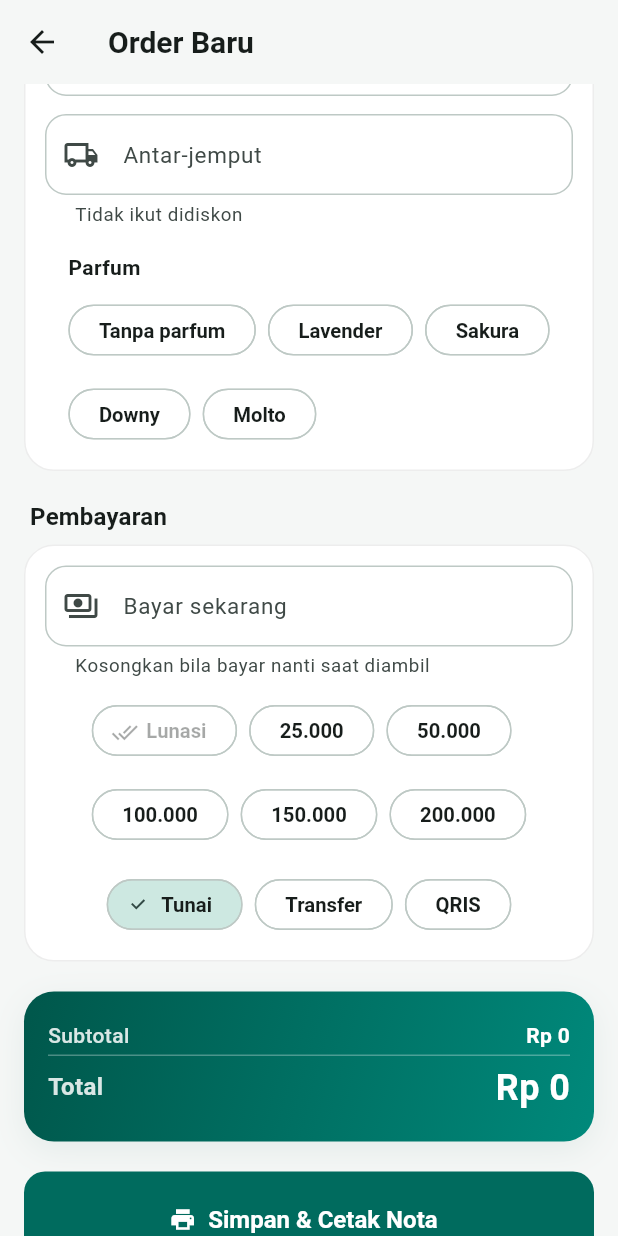
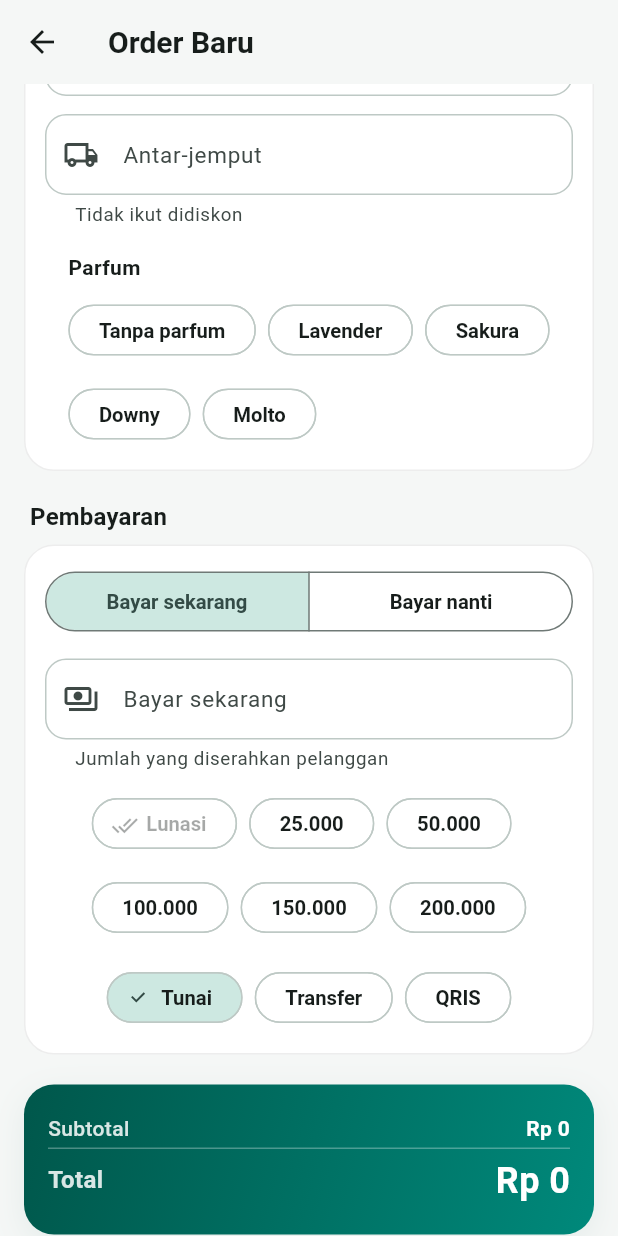
Before and after one commit to fhwattiheluw/Loundry_mobile, a Flutter app: the NewOrderScreen screen opened directly, scrolled down 576 dp, on a phone screen of 412 x 824 dp. Run offline on Flutter 3.47's test engine with Material 3 defaults, Android fonts, the phone set to English and light mode, and no system bars; our stand-ins replace connectivity_plus, csv, file_picker, fl_chart, flutter_local_notifications, flutter_riverpod and 9 more; missing offline and left inert: esc_pos_utils_plus, mobile_scanner, print_bluetooth_thermal; accounts and stored records are empty.

Commit message:
feat(order): tombol Bayar nanti di pembayaran Order Baru
- Pilihan Bayar sekarang / Bayar nanti di kartu Pembayaran
- Bayar nanti: kolom jumlah, pecahan, dan metode disembunyikan, ada
  penjelasan bahwa tagihan masuk Piutang dan bisa dibayar dari detail order
- Ringkasan menampilkan "Bayar nanti" dan sisa tagihan penuh
- Bayar sekarang dengan jumlah kosong tidak lagi diam-diam tersimpan
  sebagai belum bayar; kasir diminta mengisi atau memilih Bayar nanti
- Tes: order bayar nanti keluar dari piutang begitu dilunasi

Co-Authored-By: Claude Sonnet 5.5 <noreply@anthropic.com>
Claude-Session: https://claude.ai/code/session_01Y2UnyvnBCF8gtE9bhPtXxd

```diff
--- a/lib/ui/orders/new_order_screen.dart
+++ b/lib/ui/orders/new_order_screen.dart
@@ -38,6 +38,10 @@ class _NewOrderScreenState extends ConsumerState<NewOrderScreen> {
   String? _perfume;
   String _payMethod = 'Tunai';
   bool _saving = false;
+
+  /// Pelanggan belum membayar sekarang. Order tetap tersimpan, tercatat
+  /// belum bayar, dan masuk ke daftar Piutang sampai dilunasi.
+  bool _payLater = false;
 
   /// Pesan galat di bawah kolom, supaya kasir tahu kolom mana yang kurang.
   String? _nameError;
@@ -155,6 +159,19 @@ class _NewOrderScreenState extends ConsumerState<NewOrderScreen> {
       return;
     }
 
+    // Pilihan pembayaran harus disengaja. Kolom kosong pada "Bayar sekarang"
+    // hampir selalu berarti lupa mengisi, dan order yang diam-diam tersimpan
+    // belum bayar adalah uang yang tidak tertagih.
+    if (!_payLater && _total > 0 && _payNow <= 0) {
+      messenger.showSnackBar(
+        const SnackBar(
+          content: Text('Jumlah bayar masih kosong. Isi jumlahnya, atau '
+              'pilih "Bayar nanti" bila pelanggan belum membayar.'),
+        ),
+      );
+      return;
+    }
+
     final settings = ref.read(settingsRepoProvider);
     final user = ref.read(currentUserProvider);
     final maxDiscount =
@@ -212,7 +229,7 @@ class _NewOrderScreenState extends ConsumerState<NewOrderScreen> {
                 ? null
                 : _noteController.text.trim(),
             estimatedAt: _estimate,
-            initialPayment: _payNow,
+            initialPayment: _payLater ? 0 : _payNow,
             paymentMethod: _payMethod,
           );
 
@@ -570,6 +587,37 @@ class _NewOrderScreenState extends ConsumerState<NewOrderScreen> {
               padding: const EdgeInsets.all(14),
               child: Column(
                 children: [
+                  SizedBox(
+                    width: double.infinity,
+                    child: SegmentedButton<bool>(
+                      showSelectedIcon: false,
+                      style: SegmentedButton.styleFrom(
+                        minimumSize: const Size(0, AppTouch.minimum),
+                      ),
+                      segments: const [
+                        ButtonSegment(
+                          value: false,
+                          label: Text('Bayar sekarang'),
+                        ),
+                        ButtonSegment(
+                          value: true,
+                          label: Text('Bayar nanti'),
+                        ),
+                      ],
+                      selected: {_payLater},
+                      onSelectionChanged: (choice) => setState(() {
+                        _payLater = choice.first;
+                        // Jumlah yang sempat diketik tidak boleh ikut
+                        // tersimpan sebagai pembayaran.
+                        if (_payLater) _payController.clear();
+                      }),
+                    ),
+                  ),
+                  const SizedBox(height: 14),
+
+                  if (_payLater)
+                    _payLaterNote()
+                  else ...[
                     TextField(
                       controller: _payController,
                       keyboardType: TextInputType.number,
@@ -578,7 +626,7 @@ class _NewOrderScreenState extends ConsumerState<NewOrderScreen> {
                       decoration: const InputDecoration(
                         labelText: 'Bayar sekarang',
                         prefixText: 'Rp ',
-                      helperText: 'Kosongkan bila bayar nanti saat diambil',
+                        helperText: 'Jumlah yang diserahkan pelanggan',
                         prefixIcon: Icon(Icons.payments_outlined),
                       ),
                     ),
@@ -619,6 +667,7 @@ class _NewOrderScreenState extends ConsumerState<NewOrderScreen> {
                       onChanged: (m) => setState(() => _payMethod = m),
                     ),
                   ],
+                ],
               ),
             ),
           ),
@@ -649,6 +698,10 @@ class _NewOrderScreenState extends ConsumerState<NewOrderScreen> {
                   _summaryRow('Dibayar', formatRupiah(_payNow)),
                   _summaryRow('Sisa', formatRupiah(_total - _payNow)),
                 ],
+                if (_payLater) ...[
+                  _summaryRow('Pembayaran', 'Bayar nanti'),
+                  _summaryRow('Sisa', formatRupiah(_total)),
+                ],
               ],
             ),
           ),
@@ -671,6 +724,39 @@ class _NewOrderScreenState extends ConsumerState<NewOrderScreen> {
           ),
         ],
       ),
+      ),
+    );
+  }
+
+  /// Penjelasan singkat saat "Bayar nanti" dipilih: apa yang akan terjadi
+  /// pada order ini, supaya kasir tidak ragu menekan Simpan.
+  Widget _payLaterNote() {
+    final scheme = Theme.of(context).colorScheme;
+
+    return Container(
+      padding: const EdgeInsets.all(12),
+      decoration: BoxDecoration(
+        color: scheme.surfaceContainerHighest,
+        borderRadius: BorderRadius.circular(AppRadius.md),
+      ),
+      child: Row(
+        crossAxisAlignment: CrossAxisAlignment.start,
+        children: [
+          Icon(Icons.schedule, size: 20, color: scheme.primary),
+          const SizedBox(width: 12),
+          Expanded(
+            child: Text(
+              _total > 0
+                  ? 'Order disimpan sebagai belum bayar. Tagihan '
+                      '${formatRupiah(_total)} masuk ke daftar Piutang dan '
+                      'bisa dibayar kapan saja lewat detail order, misalnya '
+                      'saat cucian diambil.'
+                  : 'Order disimpan sebagai belum bayar dan bisa dibayar '
+                      'kapan saja lewat detail order.',
+              style: const TextStyle(fontSize: 13),
+            ),
+          ),
+        ],
       ),
     );
   }
```
Also changed, not shown: 2 other files. Lines whose indentation alone changed are shown as unchanged.
